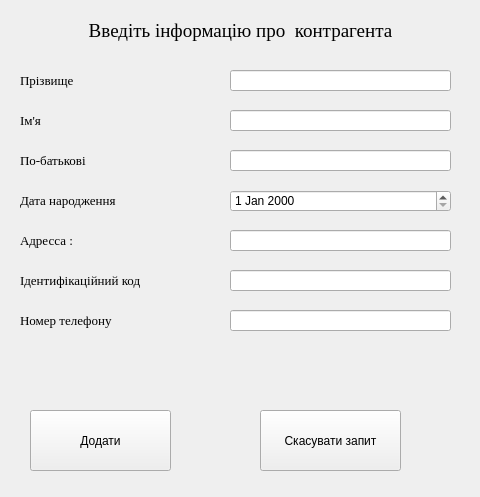
Above: addcontractor.ui from Artem-Chabanovskiy/Course_Work before the change. Below: the same form after it.
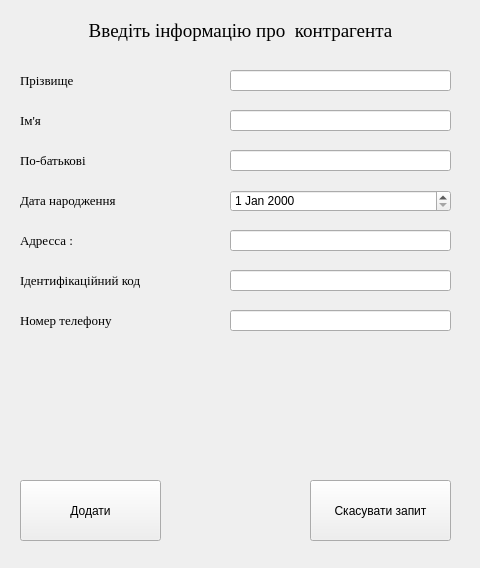
That is the form after the change.

Patch:
```diff
--- a/addcontractor.ui
+++ b/addcontractor.ui
@@ -7,7 +7,7 @@
     <x>0</x>
     <y>0</y>
     <width>480</width>
-    <height>497</height>
+    <height>568</height>
    </rect>
   </property>
   <property name="windowTitle">
@@ -241,8 +241,8 @@
   <widget class="QPushButton" name="add_button">
    <property name="geometry">
     <rect>
-     <x>30</x>
-     <y>410</y>
+     <x>20</x>
+     <y>480</y>
      <width>141</width>
      <height>61</height>
     </rect>
@@ -254,8 +254,8 @@
   <widget class="QPushButton" name="cansel_button">
    <property name="geometry">
     <rect>
-     <x>260</x>
-     <y>410</y>
+     <x>310</x>
+     <y>480</y>
      <width>141</width>
      <height>61</height>
     </rect>
@@ -264,6 +264,19 @@
     <string>Скасувати запит</string>
    </property>
   </widget>
+  <widget class="QLabel" name="error_label">
+   <property name="geometry">
+    <rect>
+     <x>30</x>
+     <y>360</y>
+     <width>431</width>
+     <height>101</height>
+    </rect>
+   </property>
+   <property name="text">
+    <string/>
+   </property>
+  </widget>
  </widget>
  <resources/>
  <connections/>
```
